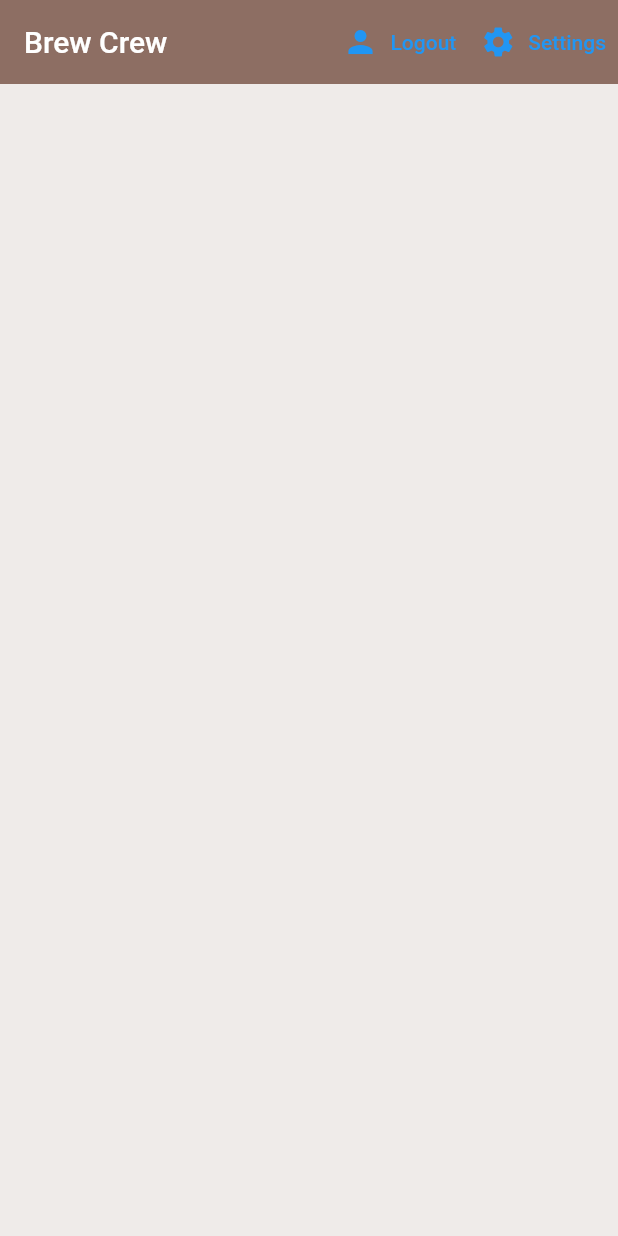
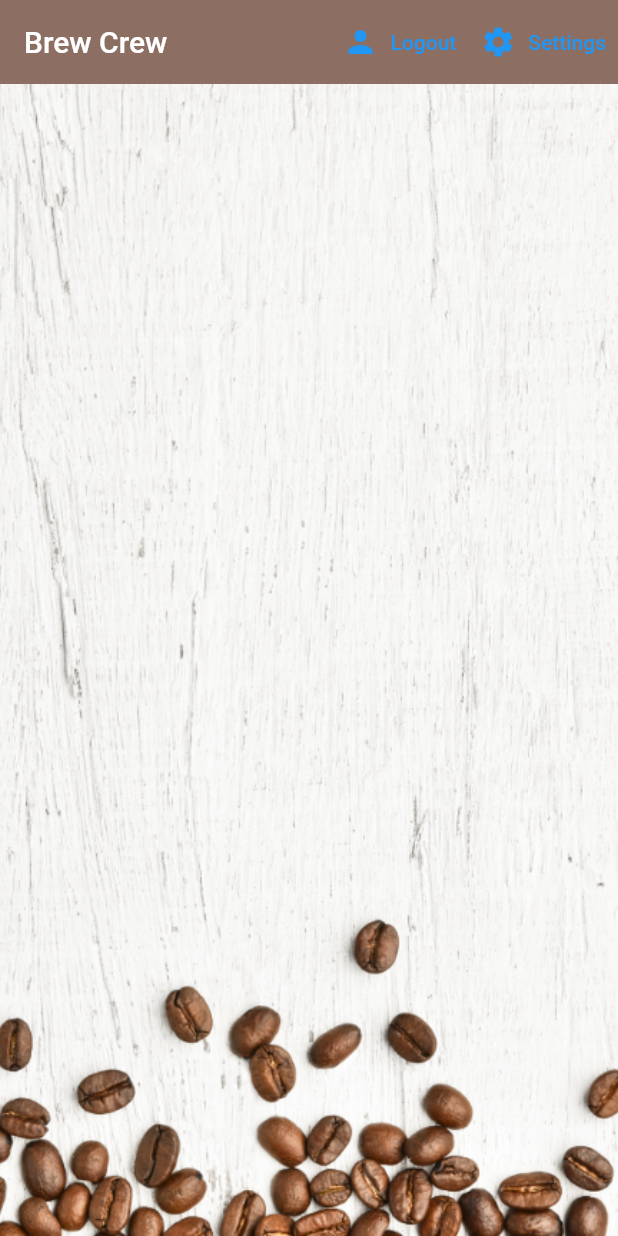
Before and after one commit to 91alban/brew-crew, a Flutter app: the screen it shows once a user with an empty profile is signed in, on a phone screen of 412 x 824 dp. Run offline on Flutter 3.47's test engine with Material 2 defaults, Android fonts, the phone set to English and light mode, and no system bars; our stand-ins replace cloud_firestore, firebase_auth, firebase_core, flutter_spinkit; accounts and stored records are empty.

Commit message:
finished yt tutorial

```diff
--- a/lib/models/user.dart
+++ b/lib/models/user.dart
@@ -3,3 +3,17 @@ class UserData {
 
   UserData({this.uid});
 }
+
+class UserModel {
+  final String uid;
+  final String name;
+  final String sugars;
+  final int strength;
+
+  UserModel({
+    required this.uid,
+    required this.name,
+    required this.sugars,
+    required this.strength,
+  });
+}
--- a/lib/screens/home/brew_tile.dart
+++ b/lib/screens/home/brew_tile.dart
@@ -16,6 +16,7 @@ class BrewTile extends StatelessWidget {
           leading: CircleAvatar(
             radius: 25.0,
             backgroundColor: Colors.brown[brew.strength],
+            backgroundImage: AssetImage('assets/coffee_icon.png'),
           ),
           title: Text(brew.name),
           subtitle: Text('Takes ${brew.sugars} sugar(s)'),
--- a/lib/screens/home/home.dart
+++ b/lib/screens/home/home.dart
@@ -47,7 +47,15 @@ class Home extends StatelessWidget {
             )
           ],
         ),
-        body: BrewList(),
+        body: Container(
+          decoration: BoxDecoration(
+            image: DecorationImage(
+              image: AssetImage('assets/coffee_bg.png'),
+              fit: BoxFit.cover,
+            ),
+          ),
+          child: BrewList(),
+        ),
       ),
     );
   }
--- a/pubspec.yaml
+++ b/pubspec.yaml
@@ -63,9 +63,9 @@ flutter:
   uses-material-design: true
 
   # To add assets to your application, add an assets section, like this:
-  # assets:
-  #   - images/a_dot_burr.jpeg
-  #   - images/a_dot_ham.jpeg
+  assets:
+    - assets/coffee_bg.png
+    - assets/coffee_icon.png
 
   # An image asset can refer to one or more resolution-specific "variants", see
   # https://flutter.dev/assets-and-images/#resolution-aware.
```
Also changed, not shown: lib/screens/home/settings_form.dart (+39 -14 lines), lib/services/database.dart (+15 -0 lines), assets/coffee_bg.png (added), assets/coffee_icon.png (added).
